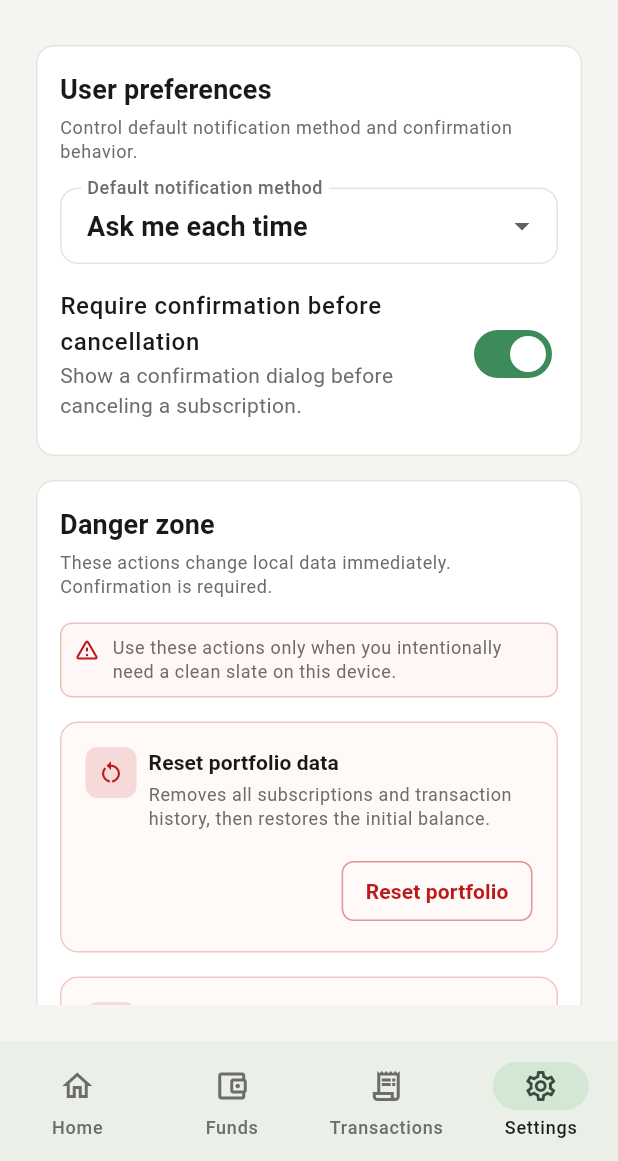
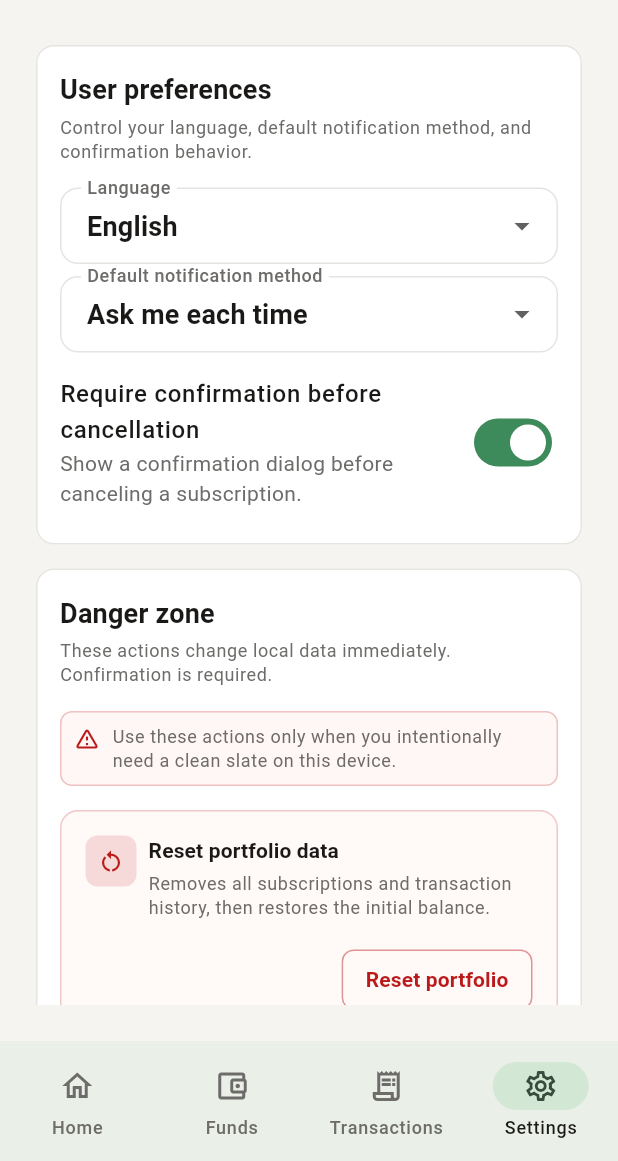
Before and after one commit to krrskl/amaris-test, a Flutter app: the screen it shows after launch, item 4 of the bottom bar chosen, on a phone screen of 412 x 824 dp, the part 75-1236 px from its top. Run offline on Flutter 3.47's test engine with Material 3 defaults, Android fonts, the phone set to English and light mode, and no system bars; our stand-ins replace flutter_riverpod, freezed_annotation, go_router, hive_ce, hive_ce_flutter, riverpod_annotation; accounts and stored records are empty; generated files the repository leaves out were written again.

Commit message:
feat(settings): persist preferred language and bootstrap app locale

```diff
--- a/lib/features/settings/domain/models/user_preferences.dart
+++ b/lib/features/settings/domain/models/user_preferences.dart
@@ -5,21 +5,25 @@ class UserPreferences {
     this.preferredNotificationMethod = defaultNotificationMethod,
     this.requireCancellationConfirmation =
         defaultRequireCancellationConfirmation,
+    this.preferredLanguage = defaultPreferredLanguage,
   });
 
   static const NotificationMethod defaultNotificationMethod =
       NotificationMethod.none;
   static const bool defaultRequireCancellationConfirmation = true;
+  static const PreferredLanguage defaultPreferredLanguage =
+      PreferredLanguage.en;
 
   static const defaults = UserPreferences();
 
   final NotificationMethod preferredNotificationMethod;
   final bool requireCancellationConfirmation;
+  final PreferredLanguage preferredLanguage;
 
   UserPreferences copyWith({
     NotificationMethod? preferredNotificationMethod,
     bool? requireCancellationConfirmation,
-    bool? showSuccessSnackbars,
+    PreferredLanguage? preferredLanguage,
   }) {
     return UserPreferences(
       preferredNotificationMethod:
@@ -27,6 +31,7 @@ class UserPreferences {
       requireCancellationConfirmation:
           requireCancellationConfirmation ??
           this.requireCancellationConfirmation,
+      preferredLanguage: preferredLanguage ?? this.preferredLanguage,
     );
   }
 
@@ -34,6 +39,7 @@ class UserPreferences {
     return <String, dynamic>{
       'preferredNotificationMethod': preferredNotificationMethod.name,
       'requireCancellationConfirmation': requireCancellationConfirmation,
+      'preferredLanguage': preferredLanguage.code,
     };
   }
 
@@ -46,6 +52,7 @@ class UserPreferences {
         json['requireCancellationConfirmation'],
         defaultRequireCancellationConfirmation,
       ),
+      preferredLanguage: PreferredLanguage.fromCode(json['preferredLanguage']),
     );
   }
 
@@ -86,10 +93,34 @@ class UserPreferences {
     return other is UserPreferences &&
         other.preferredNotificationMethod == preferredNotificationMethod &&
         other.requireCancellationConfirmation ==
-            requireCancellationConfirmation;
+            requireCancellationConfirmation &&
+        other.preferredLanguage == preferredLanguage;
   }
 
   @override
-  int get hashCode =>
-      Object.hash(preferredNotificationMethod, requireCancellationConfirmation);
+  int get hashCode => Object.hash(
+    preferredNotificationMethod,
+    requireCancellationConfirmation,
+    preferredLanguage,
+  );
 }
+
+enum PreferredLanguage {
+  en('en'),
+  esCo('es_CO');
+
+  const PreferredLanguage(this.code);
+
+  final String code;
+
+  static PreferredLanguage fromCode(dynamic value) {
+    if (value is String) {
+      return PreferredLanguage.values.firstWhere(
+        (item) => item.code == value,
+        orElse: () => UserPreferences.defaultPreferredLanguage,
+      );
+    }
+
+    return UserPreferences.defaultPreferredLanguage;
+  }
+}
--- a/lib/features/settings/presentation/settings_page.dart
+++ b/lib/features/settings/presentation/settings_page.dart
@@ -7,6 +7,7 @@ import 'package:amaris_test/features/settings/domain/models/user_preferences.dar
 import 'package:amaris_test/features/settings/state/settings_maintenance_actions.dart';
 import 'package:amaris_test/features/settings/state/user_preferences_notifier.dart';
 import 'package:amaris_test/features/settings/state/user_preferences_selectors.dart';
+import 'package:amaris_test/i18n/strings.g.dart';
 import 'package:flutter/material.dart';
 import 'package:flutter_riverpod/flutter_riverpod.dart';
 
@@ -15,6 +16,7 @@ class SettingsPage extends ConsumerWidget {
 
   @override
   Widget build(BuildContext context, WidgetRef ref) {
+    final tr = context.t;
     final currentPreferences = ref.watch(currentUserPreferencesProvider);
     final isPersistingPreferences = ref.watch(
       isPersistingUserPreferencesProvider,
@@ -28,7 +30,7 @@ class SettingsPage extends ConsumerWidget {
       next.whenOrNull(
         error: (error, stackTrace) {
           ScaffoldMessenger.of(context).showSnackBar(
-            SnackBar(content: Text('Could not save settings: $error')),
+            SnackBar(content: Text(tr.settings.saveError(error: '$error'))),
           );
         },
       );
@@ -39,29 +41,59 @@ class SettingsPage extends ConsumerWidget {
     return ListView(
       children: [
         _SectionCard(
-          title: 'User preferences',
-          description:
-              'Control default notification method and confirmation behavior.',
+          title: tr.settings.userPreferencesTitle,
+          description: tr.settings.userPreferencesDescription,
           child: Column(
             children: [
+              DropdownButtonFormField<PreferredLanguage>(
+                key: ValueKey(currentPreferences.preferredLanguage),
+                initialValue: currentPreferences.preferredLanguage,
+                decoration: InputDecoration(
+                  labelText: tr.settings.languageLabel,
+                ),
+                items: [
+                  DropdownMenuItem(
+                    value: PreferredLanguage.en,
+                    child: Text(tr.settings.languageEnglish),
+                  ),
+                  DropdownMenuItem(
+                    value: PreferredLanguage.esCo,
+                    child: Text(tr.settings.languageSpanishColombia),
+                  ),
+                ],
+                onChanged: !controlsEnabled
+                    ? null
+                    : (value) {
+                        if (value == null) {
+                          return;
+                        }
+
+                        unawaited(
+                          ref
+                              .read(userPreferencesNotifierProvider.notifier)
+                              .setPreferredLanguage(value),
+                        );
+                      },
+              ),
+              const SizedBox(height: AppSpacing.sm),
               DropdownButtonFormField<NotificationMethod>(
                 key: ValueKey(currentPreferences.preferredNotificationMethod),
                 initialValue: currentPreferences.preferredNotificationMethod,
-                decoration: const InputDecoration(
-                  labelText: 'Default notification method',
+                decoration: InputDecoration(
+                  labelText: tr.settings.defaultNotificationMethodLabel,
                 ),
-                items: const [
+                items: [
                   DropdownMenuItem(
                     value: NotificationMethod.email,
-                    child: Text('Email'),
+                    child: Text(tr.settings.notificationEmail),
                   ),
                   DropdownMenuItem(
                     value: NotificationMethod.sms,
-                    child: Text('SMS'),
+                    child: Text(tr.settings.notificationSms),
                   ),
                   DropdownMenuItem(
                     value: NotificationMethod.none,
-                    child: Text('Ask me each time'),
+                    child: Text(tr.settings.notificationAskEachTime),
                   ),
                 ],
                 onChanged: !controlsEnabled
@@ -81,9 +113,9 @@ class SettingsPage extends ConsumerWidget {
               const SizedBox(height: AppSpacing.sm),
               SwitchListTile.adaptive(
                 contentPadding: EdgeInsets.zero,
-                title: const Text('Require confirmation before cancellation'),
-                subtitle: const Text(
-                  'Show a confirmation dialog before canceling a subscription.',
+                title: Text(tr.settings.requireCancellationConfirmationTitle),
+                subtitle: Text(
+                  tr.settings.requireCancellationConfirmationSubtitle,
                 ),
                 value: currentPreferences.requireCancellationConfirmation,
                 onChanged: !controlsEnabled
@@ -106,9 +138,8 @@ class SettingsPage extends ConsumerWidget {
         ),
         const SizedBox(height: AppSpacing.md),
         _SectionCard(
-          title: 'Danger zone',
-          description:
-              'These actions change local data immediately. Confirmation is required.',
+          title: tr.settings.dangerZoneTitle,
+          description: tr.settings.dangerZoneDescription,
           child: Column(
             crossAxisAlignment: CrossAxisAlignment.stretch,
             children: [
@@ -116,23 +147,21 @@ class SettingsPage extends ConsumerWidget {
               const SizedBox(height: AppSpacing.md),
               _DangerActionTile(
                 icon: Icons.restart_alt,
-                title: 'Reset portfolio data',
-                subtitle:
-                    'Removes all subscriptions and transaction history, then restores the initial balance.',
+                title: tr.settings.resetPortfolioTitle,
+                subtitle: tr.settings.resetPortfolioSubtitle,
                 isBusy: maintenanceState.isResettingPortfolio,
                 focusOrder: 1,
-                actionLabel: 'Reset portfolio',
+                actionLabel: tr.settings.resetPortfolioAction,
                 onPressed: () => _confirmAndResetPortfolio(context, ref),
               ),
               const SizedBox(height: AppSpacing.md),
               _DangerActionTile(
                 icon: Icons.tune,
-                title: 'Reset preferences',
-                subtitle:
-                    'Restores notification method and confirmation settings to defaults.',
+                title: tr.settings.resetPreferencesTitle,
+                subtitle: tr.settings.resetPreferencesSubtitle,
                 isBusy: maintenanceState.isResettingPreferences,
                 focusOrder: 2,
-                actionLabel: 'Reset preferences',
+                actionLabel: tr.settings.resetPreferencesAction,
                 onPressed: () => _confirmAndResetPreferences(context, ref),
               ),
             ],
@@ -147,12 +176,12 @@ class SettingsPage extends ConsumerWidget {
     WidgetRef ref,
   ) async {
     final messenger = ScaffoldMessenger.of(context);
+    final tr = context.t;
     final confirmed = await _showDangerConfirmationDialog(
       context,
-      title: 'Reset portfolio data?',
-      message:
-          'This removes holdings and transaction history from this device and resets your balance to COP 500000.',
-      actionLabel: 'Reset portfolio',
+      title: tr.settings.resetPortfolioConfirmTitle,
+      message: tr.settings.resetPortfolioConfirmMessage,
+      actionLabel: tr.settings.resetPortfolioAction,
     );
     if (confirmed != true || !context.mounted) {
       return;
@@ -167,14 +196,16 @@ class SettingsPage extends ConsumerWidget {
       }
 
       messenger.showSnackBar(
-        const SnackBar(content: Text('Portfolio data reset')),
+        SnackBar(content: Text(tr.settings.resetPortfolioSuccess)),
       );
     } on Object catch (error) {
       if (!context.mounted) {
         return;
       }
 
-      messenger.showSnackBar(SnackBar(content: Text('Reset failed: $error')));
+      messenger.showSnackBar(
+        SnackBar(content: Text(tr.settings.resetFailed(error: '$error'))),
+      );
     }
   }
 
@@ -183,12 +214,12 @@ class SettingsPage extends ConsumerWidget {
     WidgetRef ref,
   ) async {
     final messenger = ScaffoldMessenger.of(context);
+    final tr = context.t;
     final confirmed = await _showDangerConfirmationDialog(
       context,
-      title: 'Reset preferences?',
-      message:
-          'This restores notification method, cancellation confirmation, and success snackbar settings.',
-      actionLabel: 'Reset preferences',
+      title: tr.settings.resetPreferencesConfirmTitle,
+      message: tr.settings.resetPreferencesConfirmMessage,
+      actionLabel: tr.settings.resetPreferencesAction,
     );
     if (confirmed != true || !context.mounted) {
       return;
@@ -203,14 +234,16 @@ class SettingsPage extends ConsumerWidget {
       }
 
       messenger.showSnackBar(
-        const SnackBar(content: Text('Preferences reset')),
+        SnackBar(content: Text(tr.settings.resetPreferencesSuccess)),
       );
     } on Object catch (error) {
       if (!context.mounted) {
         return;
       }
 
-      messenger.showSnackBar(SnackBar(content: Text('Reset failed: $error')));
+      messenger.showSnackBar(
+        SnackBar(content: Text(tr.settings.resetFailed(error: '$error'))),
+      );
     }
   }
 
@@ -231,7 +264,7 @@ class SettingsPage extends ConsumerWidget {
             Text(message),
             const SizedBox(height: AppSpacing.sm),
             Text(
-              'This action cannot be undone on this device.',
+              context.t.settings.cannotUndo,
               style: Theme.of(dialogContext).textTheme.bodySmall?.copyWith(
                 color: Theme.of(dialogContext).colorScheme.error,
                 fontWeight: FontWeight.w600,
@@ -242,10 +275,10 @@ class SettingsPage extends ConsumerWidget {
         actions: [
           Semantics(
             button: true,
-            label: 'Keep current data and close confirmation dialog',
+            label: context.t.settings.keepDataSemantics,
             child: TextButton(
               onPressed: () => Navigator.of(dialogContext).pop(false),
-              child: const Text('Keep data'),
+              child: Text(context.t.settings.keepData),
             ),
           ),
           Semantics(
@@ -331,7 +364,7 @@ class _DangerZoneHintBanner extends StatelessWidget {
           const SizedBox(width: AppSpacing.sm),
           Expanded(
             child: Text(
-              'Use these actions only when you intentionally need a clean slate on this device.',
+              context.t.settings.dangerZoneHint,
               style: theme.textTheme.bodySmall?.copyWith(
                 color: theme.colorScheme.onSurfaceVariant,
               ),
--- /dev/null
+++ b/lib/presentation/startup/locale_bootstrap.dart
@@ -0,0 +1,17 @@
+import 'package:amaris_test/i18n/strings.g.dart';
+import 'package:flutter_riverpod/flutter_riverpod.dart';
+
+final localeBootstrapProvider = FutureProvider.family<void, AppLocale>((
+  ref,
+  preferredLocale,
+) async {
+  await ensurePreferredLocaleLoaded(preferredLocale);
+});
+
+Future<void> ensurePreferredLocaleLoaded(AppLocale preferredLocale) async {
+  if (LocaleSettings.currentLocale == preferredLocale) {
+    return;
+  }
+
+  await LocaleSettings.setLocale(preferredLocale);
+}
--- a/lib/presentation/startup/startup_app.dart
+++ b/lib/presentation/startup/startup_app.dart
@@ -1,6 +1,10 @@
 import 'package:amaris_test/app/routing/app_router_provider.dart';
 import 'package:amaris_test/core/ui/theme/app_theme.dart';
+import 'package:amaris_test/features/settings/state/user_preferences_selectors.dart';
+import 'package:amaris_test/i18n/strings.g.dart';
+import 'package:amaris_test/presentation/startup/locale_bootstrap.dart';
 import 'package:flutter/material.dart';
+import 'package:flutter_localizations/flutter_localizations.dart';
 import 'package:flutter_riverpod/flutter_riverpod.dart';
 
 final scaffoldMessengerKey = GlobalKey<ScaffoldMessengerState>();
@@ -11,12 +15,21 @@ class StartupApp extends ConsumerWidget {
   @override
   Widget build(BuildContext context, WidgetRef ref) {
     final router = ref.watch(appRouterProvider);
+    final locale = ref.watch(appLocaleProvider);
+    final preferredLocale = ref.watch(preferredAppLocaleProvider);
 
-    return MaterialApp.router(
-      debugShowCheckedModeBanner: false,
-      title: 'BTG Fund Management',
-      theme: AppTheme.lightTheme,
-      routerConfig: router,
+    ref.watch(localeBootstrapProvider(preferredLocale));
+
+    return TranslationProvider(
+      child: MaterialApp.router(
+        debugShowCheckedModeBanner: false,
+        onGenerateTitle: (context) => context.t.app.title,
+        theme: AppTheme.lightTheme,
+        locale: locale,
+        supportedLocales: AppLocaleUtils.supportedLocales,
+        localizationsDelegates: GlobalMaterialLocalizations.delegates,
+        routerConfig: router,
+      ),
     );
   }
 }
```
Also changed, not shown: lib/features/settings/state/user_preferences_notifier.dart (+15 -0 lines), lib/features/settings/state/user_preferences_selectors.dart (+16 -0 lines).
